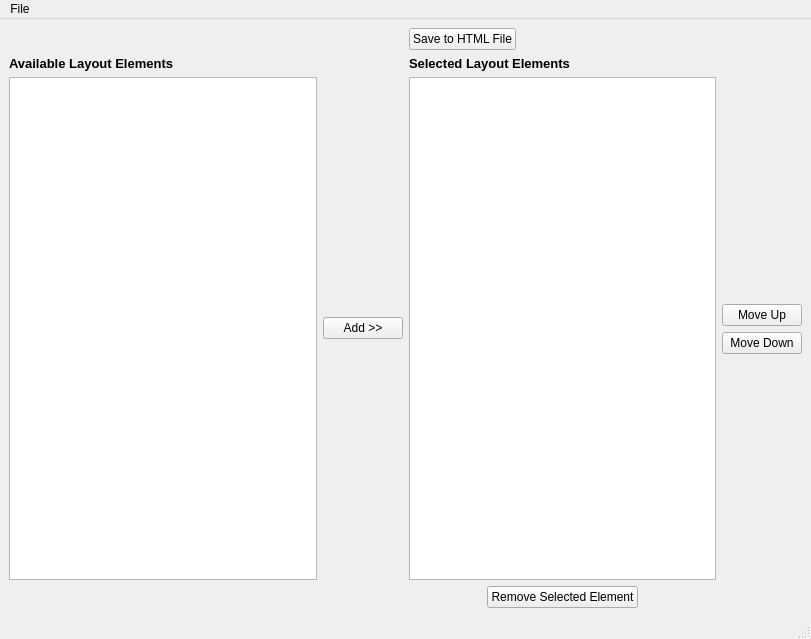
Old version of the form main_ui.ui in the repository turnkey-commerce/responsive-layout-creator.
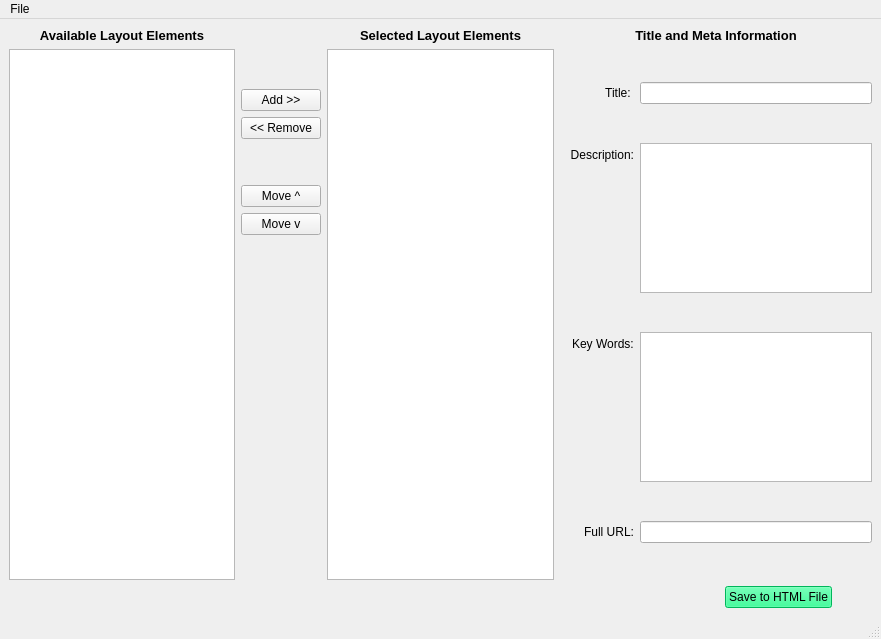
New version of the form.

Commit message: Add substitution of inputs fields.

Patch:
```diff
--- a/main_ui.ui
+++ b/main_ui.ui
@@ -6,7 +6,7 @@
    <rect>
     <x>0</x>
     <y>0</y>
-    <width>811</width>
+    <width>881</width>
     <height>639</height>
    </rect>
   </property>
@@ -17,123 +17,7 @@
    <layout class="QVBoxLayout" name="verticalLayout_2">
     <item>
      <layout class="QGridLayout" name="gridLayout">
-      <item row="2" column="3">
-       <layout class="QVBoxLayout" name="verticalLayout_3">
-        <item>
-         <spacer name="verticalSpacer">
-          <property name="orientation">
-           <enum>Qt::Vertical</enum>
-          </property>
-          <property name="sizeHint" stdset="0">
-           <size>
-            <width>20</width>
-            <height>40</height>
-           </size>
-          </property>
-         </spacer>
-        </item>
-        <item>
-         <widget class="QPushButton" name="buttonMoveUp">
-          <property name="text">
-           <string>Move Up</string>
-          </property>
-         </widget>
-        </item>
-        <item>
-         <widget class="QPushButton" name="buttonMoveDown">
-          <property name="text">
-           <string>Move Down</string>
-          </property>
-         </widget>
-        </item>
-        <item>
-         <spacer name="verticalSpacer_2">
-          <property name="orientation">
-           <enum>Qt::Vertical</enum>
-          </property>
-          <property name="sizeHint" stdset="0">
-           <size>
-            <width>20</width>
-            <height>40</height>
-           </size>
-          </property>
-         </spacer>
-        </item>
-       </layout>
-      </item>
-      <item row="3" column="2">
-       <layout class="QHBoxLayout" name="horizontalLayout_4">
-        <item>
-         <spacer name="horizontalSpacer_3">
-          <property name="orientation">
-           <enum>Qt::Horizontal</enum>
-          </property>
-          <property name="sizeHint" stdset="0">
-           <size>
-            <width>40</width>
-            <height>20</height>
-           </size>
-          </property>
-         </spacer>
-        </item>
-        <item>
-         <widget class="QPushButton" name="buttonRemoveSelected">
-          <property name="text">
-           <string>Remove Selected Element</string>
-          </property>
-         </widget>
-        </item>
-        <item>
-         <spacer name="horizontalSpacer_2">
-          <property name="orientation">
-           <enum>Qt::Horizontal</enum>
-          </property>
-          <property name="sizeHint" stdset="0">
-           <size>
-            <width>40</width>
-            <height>20</height>
-           </size>
-          </property>
-         </spacer>
-        </item>
-       </layout>
-      </item>
-      <item row="2" column="0">
-       <widget class="QListWidget" name="listWidgetAvailable">
-        <property name="minimumSize">
-         <size>
-          <width>250</width>
-          <height>400</height>
-         </size>
-        </property>
-       </widget>
-      </item>
-      <item row="2" column="1">
-       <layout class="QVBoxLayout" name="verticalLayout_4">
-        <item>
-         <widget class="QPushButton" name="buttonAdd">
-          <property name="text">
-           <string>Add &gt;&gt;</string>
-          </property>
-         </widget>
-        </item>
-       </layout>
-      </item>
-      <item row="1" column="2">
-       <widget class="QLabel" name="labelSelectedLayouts">
-        <property name="font">
-         <font>
-          <pointsize>10</pointsize>
-          <weight>75</weight>
-          <bold>true</bold>
-         </font>
-        </property>
-        <property name="text">
-         <string>Selected Layout Elements</string>
-        </property>
-       </widget>
-      </item>
-      <item row="1" column="0">
+      <item row="0" column="0">
        <widget class="QLabel" name="labelAvailableLayouts">
         <property name="font">
          <font>
@@ -145,41 +29,691 @@
         <property name="text">
          <string>Available Layout Elements</string>
         </property>
+        <property name="alignment">
+         <set>Qt::AlignCenter</set>
+        </property>
        </widget>
       </item>
       <item row="0" column="2">
-       <layout class="QHBoxLayout" name="horizontalLayout_5">
-        <item>
-         <widget class="QPushButton" name="buttonSaveHtmlFile">
-          <property name="text">
-           <string>Save to HTML File</string>
-          </property>
-         </widget>
-        </item>
-        <item>
-         <spacer name="horizontalSpacer_4">
-          <property name="orientation">
-           <enum>Qt::Horizontal</enum>
-          </property>
-          <property name="sizeHint" stdset="0">
-           <size>
-            <width>40</width>
-            <height>20</height>
-           </size>
-          </property>
-         </spacer>
-        </item>
-       </layout>
+       <widget class="QLabel" name="labelSelectedLayouts">
+        <property name="font">
+         <font>
+          <pointsize>10</pointsize>
+          <weight>75</weight>
+          <bold>true</bold>
+         </font>
+        </property>
+        <property name="text">
+         <string>Selected Layout Elements</string>
+        </property>
+        <property name="alignment">
+         <set>Qt::AlignCenter</set>
+        </property>
+       </widget>
       </item>
-      <item row="2" column="2">
+      <item row="1" column="0">
+       <widget class="QListWidget" name="listWidgetAvailable">
+        <property name="minimumSize">
+         <size>
+          <width>200</width>
+          <height>400</height>
+         </size>
+        </property>
+        <property name="maximumSize">
+         <size>
+          <width>250</width>
+          <height>16777215</height>
+         </size>
+        </property>
+       </widget>
+      </item>
+      <item row="1" column="2">
        <widget class="QListWidget" name="listWidgetSelected">
         <property name="minimumSize">
          <size>
-          <width>250</width>
+          <width>200</width>
           <height>400</height>
          </size>
         </property>
+        <property name="maximumSize">
+         <size>
+          <width>250</width>
+          <height>16777215</height>
+         </size>
+        </property>
        </widget>
+      </item>
+      <item row="1" column="1">
+       <layout class="QVBoxLayout" name="verticalLayout_4">
+        <item>
+         <spacer name="verticalSpacer_3">
+          <property name="orientation">
+           <enum>Qt::Vertical</enum>
+          </property>
+          <property name="sizeType">
+           <enum>QSizePolicy::Fixed</enum>
+          </property>
+          <property name="sizeHint" stdset="0">
+           <size>
+            <width>20</width>
+            <height>40</height>
+           </size>
+          </property>
+         </spacer>
+        </item>
+        <item>
+         <widget class="QPushButton" name="buttonAdd">
+          <property name="text">
+           <string>Add &gt;&gt;</string>
+          </property>
+         </widget>
+        </item>
+        <item>
+         <widget class="QPushButton" name="buttonRemoveSelected">
+          <property name="text">
+           <string>&lt;&lt; Remove</string>
+          </property>
+         </widget>
+        </item>
+        <item>
+         <spacer name="verticalSpacer_2">
+          <property name="orientation">
+           <enum>Qt::Vertical</enum>
+          </property>
+          <property name="sizeType">
+           <enum>QSizePolicy::Fixed</enum>
+          </property>
+          <property name="sizeHint" stdset="0">
+           <size>
+            <width>20</width>
+            <height>40</height>
+           </size>
+          </property>
+         </spacer>
+        </item>
+        <item>
+         <widget class="QPushButton" name="buttonMoveUp">
+          <property name="text">
+           <string>Move ^</string>
+          </property>
+         </widget>
+        </item>
+        <item>
+         <widget class="QPushButton" name="buttonMoveDown">
+          <property name="text">
+           <string>Move v</string>
+          </property>
+         </widget>
+        </item>
+        <item>
+         <spacer name="verticalSpacer">
+          <property name="orientation">
+           <enum>Qt::Vertical</enum>
+          </property>
+          <property name="sizeHint" stdset="0">
+           <size>
+            <width>20</width>
+            <height>40</height>
+           </size>
+          </property>
+         </spacer>
+        </item>
+       </layout>
+      </item>
+      <item row="0" column="3">
+       <widget class="QLabel" name="labelTitleAndMeta">
+        <property name="font">
+         <font>
+          <pointsize>10</pointsize>
+          <weight>75</weight>
+          <bold>true</bold>
+         </font>
+        </property>
+        <property name="text">
+         <string>Title and Meta Information</string>
+        </property>
+        <property name="alignment">
+         <set>Qt::AlignCenter</set>
+        </property>
+       </widget>
+      </item>
+      <item row="1" column="3">
+       <layout class="QFormLayout" name="formLayout">
+        <property name="fieldGrowthPolicy">
+         <enum>QFormLayout::AllNonFixedFieldsGrow</enum>
+        </property>
+        <property name="labelAlignment">
+         <set>Qt::AlignRight|Qt::AlignTrailing|Qt::AlignVCenter</set>
+        </property>
+        <property name="leftMargin">
+         <number>10</number>
+        </property>
+        <item row="0" column="0">
+         <widget class="QLabel" name="labelTitle">
+          <property name="text">
+           <string>Title: </string>
+          </property>
+          <property name="alignment">
+           <set>Qt::AlignRight|Qt::AlignTrailing|Qt::AlignVCenter</set>
+          </property>
+         </widget>
+        </item>
+        <item row="0" column="1">
+         <widget class="QLineEdit" name="editTitle">
+          <property name="minimumSize">
+           <size>
+            <width>200</width>
+            <height>0</height>
+           </size>
+          </property>
+         </widget>
+        </item>
+        <item row="1" column="0">
+         <widget class="QLabel" name="labelDescription">
+          <property name="text">
+           <string>Description:</string>
+          </property>
+          <property name="alignment">
+           <set>Qt::AlignRight|Qt::AlignTrailing|Qt::AlignVCenter</set>
+          </property>
+         </widget>
+        </item>
+        <item row="1" column="1">
+         <widget class="QTextEdit" name="editDescription">
+          <property name="maximumSize">
+           <size>
+            <width>16777215</width>
+            <height>150</height>
+           </size>
+          </property>
+         </widget>
+        </item>
+        <item row="2" column="0">
+         <widget class="QLabel" name="labelKeyWords">
+          <property name="text">
+           <string>Key Words:</string>
+          </property>
+         </widget>
+        </item>
+        <item row="2" column="1">
+         <widget class="QTextEdit" name="editKeyWords">
+          <property name="maximumSize">
+           <size>
+            <width>16777215</width>
+            <height>150</height>
+           </size>
+          </property>
+         </widget>
+        </item>
+        <item row="3" column="0">
+         <widget class="QLabel" name="labelFullUrl">
+          <property name="text">
+           <string>Full URL:</string>
+          </property>
+          <property name="alignment">
+           <set>Qt::AlignRight|Qt::AlignTrailing|Qt::AlignVCenter</set>
+          </property>
+         </widget>
+        </item>
+        <item row="3" column="1">
+         <widget class="QLineEdit" name="editFullUrl"/>
+        </item>
+       </layout>
+      </item>
+     </layout>
+    </item>
+    <item>
+     <layout class="QHBoxLayout" name="horizontalLayout">
+      <item>
+       <spacer name="horizontalSpacer">
+        <property name="orientation">
+         <enum>Qt::Horizontal</enum>
+        </property>
+        <property name="sizeHint" stdset="0">
+         <size>
+          <width>40</width>
+          <height>20</height>
+         </size>
+        </property>
+       </spacer>
+      </item>
+      <item>
+       <widget class="QPushButton" name="buttonSaveHtmlFile">
+        <property name="palette">
+         <palette>
+          <active>
+           <colorrole role="WindowText">
+            <brush brushstyle="SolidPattern">
+             <color alpha="255">
+              <red>0</red>
+              <green>0</green>
+              <blue>0</blue>
+             </color>
+            </brush>
+           </colorrole>
+           <colorrole role="Button">
+            <brush brushstyle="SolidPattern">
+             <color alpha="255">
+              <red>0</red>
+              <green>255</green>
+              <blue>127</blue>
+             </color>
+            </brush>
+           </colorrole>
+           <colorrole role="Light">
+            <brush brushstyle="SolidPattern">
+             <color alpha="255">
+              <red>127</red>
+              <green>255</green>
+              <blue>191</blue>
+             </color>
+            </brush>
+           </colorrole>
+           <colorrole role="Midlight">
+            <brush brushstyle="SolidPattern">
+             <color alpha="255">
+              <red>63</red>
+              <green>255</green>
+              <blue>159</blue>
+             </color>
+            </brush>
+           </colorrole>
+           <colorrole role="Dark">
+            <brush brushstyle="SolidPattern">
+             <color alpha="255">
+              <red>0</red>
+              <green>127</green>
+              <blue>63</blue>
+             </color>
+            </brush>
+           </colorrole>
+           <colorrole role="Mid">
+            <brush brushstyle="SolidPattern">
+             <color alpha="255">
+              <red>0</red>
+              <green>170</green>
+              <blue>84</blue>
+             </color>
+            </brush>
+           </colorrole>
+           <colorrole role="Text">
+            <brush brushstyle="SolidPattern">
+             <color alpha="255">
+              <red>0</red>
+              <green>0</green>
+              <blue>0</blue>
+             </color>
+            </brush>
+           </colorrole>
+           <colorrole role="BrightText">
+            <brush brushstyle="SolidPattern">
+             <color alpha="255">
+              <red>255</red>
+              <green>255</green>
+              <blue>255</blue>
+             </color>
+            </brush>
+           </colorrole>
+           <colorrole role="ButtonText">
+            <brush brushstyle="SolidPattern">
+             <color alpha="255">
+              <red>0</red>
+              <green>0</green>
+              <blue>0</blue>
+             </color>
+            </brush>
+           </colorrole>
+           <colorrole role="Base">
+            <brush brushstyle="SolidPattern">
+             <color alpha="255">
+              <red>255</red>
+              <green>255</green>
+              <blue>255</blue>
+             </color>
+            </brush>
+           </colorrole>
+           <colorrole role="Window">
+            <brush brushstyle="SolidPattern">
+             <color alpha="255">
+              <red>0</red>
+              <green>255</green>
+              <blue>127</blue>
+             </color>
+            </brush>
+           </colorrole>
+           <colorrole role="Shadow">
+            <brush brushstyle="SolidPattern">
+             <color alpha="255">
+              <red>0</red>
+              <green>0</green>
+              <blue>0</blue>
+             </color>
+            </brush>
+           </colorrole>
+           <colorrole role="AlternateBase">
+            <brush brushstyle="SolidPattern">
+             <color alpha="255">
+              <red>127</red>
+              <green>255</green>
+              <blue>191</blue>
+             </color>
+            </brush>
+           </colorrole>
+           <colorrole role="ToolTipBase">
+            <brush brushstyle="SolidPattern">
+             <color alpha="255">
+              <red>255</red>
+              <green>255</green>
+              <blue>220</blue>
+             </color>
+            </brush>
+           </colorrole>
+           <colorrole role="ToolTipText">
+            <brush brushstyle="SolidPattern">
+             <color alpha="255">
+              <red>0</red>
+              <green>0</green>
+              <blue>0</blue>
+             </color>
+            </brush>
+           </colorrole>
+          </active>
+          <inactive>
+           <colorrole role="WindowText">
+            <brush brushstyle="SolidPattern">
+             <color alpha="255">
+              <red>0</red>
+              <green>0</green>
+              <blue>0</blue>
+             </color>
+            </brush>
+           </colorrole>
+           <colorrole role="Button">
+            <brush brushstyle="SolidPattern">
+             <color alpha="255">
+              <red>0</red>
+              <green>255</green>
+              <blue>127</blue>
+             </color>
+            </brush>
+           </colorrole>
+           <colorrole role="Light">
+            <brush brushstyle="SolidPattern">
+             <color alpha="255">
+              <red>127</red>
+              <green>255</green>
+              <blue>191</blue>
+             </color>
+            </brush>
+           </colorrole>
+           <colorrole role="Midlight">
+            <brush brushstyle="SolidPattern">
+             <color alpha="255">
+              <red>63</red>
+              <green>255</green>
+              <blue>159</blue>
+             </color>
+            </brush>
+           </colorrole>
+           <colorrole role="Dark">
+            <brush brushstyle="SolidPattern">
+             <color alpha="255">
+              <red>0</red>
+              <green>127</green>
+              <blue>63</blue>
+             </color>
+            </brush>
+           </colorrole>
+           <colorrole role="Mid">
+            <brush brushstyle="SolidPattern">
+             <color alpha="255">
+              <red>0</red>
+              <green>170</green>
+              <blue>84</blue>
+             </color>
+            </brush>
+           </colorrole>
+           <colorrole role="Text">
+            <brush brushstyle="SolidPattern">
+             <color alpha="255">
+              <red>0</red>
+              <green>0</green>
+              <blue>0</blue>
+             </color>
+            </brush>
+           </colorrole>
+           <colorrole role="BrightText">
+            <brush brushstyle="SolidPattern">
+             <color alpha="255">
+              <red>255</red>
+              <green>255</green>
+              <blue>255</blue>
+             </color>
+            </brush>
+           </colorrole>
+           <colorrole role="ButtonText">
+            <brush brushstyle="SolidPattern">
+             <color alpha="255">
+              <red>0</red>
+              <green>0</green>
+              <blue>0</blue>
+             </color>
+            </brush>
+           </colorrole>
+           <colorrole role="Base">
+            <brush brushstyle="SolidPattern">
+             <color alpha="255">
+              <red>255</red>
+              <green>255</green>
+              <blue>255</blue>
+             </color>
+            </brush>
+           </colorrole>
+           <colorrole role="Window">
+            <brush brushstyle="SolidPattern">
+             <color alpha="255">
+              <red>0</red>
+              <green>255</green>
+              <blue>127</blue>
+             </color>
+            </brush>
+           </colorrole>
+           <colorrole role="Shadow">
+            <brush brushstyle="SolidPattern">
+             <color alpha="255">
+              <red>0</red>
+              <green>0</green>
+              <blue>0</blue>
+             </color>
+            </brush>
+           </colorrole>
+           <colorrole role="AlternateBase">
+            <brush brushstyle="SolidPattern">
+             <color alpha="255">
+              <red>127</red>
+              <green>255</green>
+              <blue>191</blue>
+             </color>
+            </brush>
+           </colorrole>
+           <colorrole role="ToolTipBase">
+            <brush brushstyle="SolidPattern">
+             <color alpha="255">
+              <red>255</red>
+              <green>255</green>
+              <blue>220</blue>
+             </color>
+            </brush>
+           </colorrole>
+           <colorrole role="ToolTipText">
+            <brush brushstyle="SolidPattern">
+             <color alpha="255">
+              <red>0</red>
+              <green>0</green>
+              <blue>0</blue>
+             </color>
+            </brush>
+           </colorrole>
+          </inactive>
+          <disabled>
+           <colorrole role="WindowText">
+            <brush brushstyle="SolidPattern">
+             <color alpha="255">
+              <red>0</red>
+              <green>127</green>
+              <blue>63</blue>
+             </color>
+            </brush>
+           </colorrole>
+           <colorrole role="Button">
+            <brush brushstyle="SolidPattern">
+             <color alpha="255">
+              <red>0</red>
+              <green>255</green>
+              <blue>127</blue>
+             </color>
+            </brush>
+           </colorrole>
+           <colorrole role="Light">
+            <brush brushstyle="SolidPattern">
+             <color alpha="255">
+              <red>127</red>
+              <green>255</green>
+              <blue>191</blue>
+             </color>
+            </brush>
+           </colorrole>
+           <colorrole role="Midlight">
+            <brush brushstyle="SolidPattern">
+             <color alpha="255">
+              <red>63</red>
+              <green>255</green>
+              <blue>159</blue>
+             </color>
+            </brush>
+           </colorrole>
+           <colorrole role="Dark">
+            <brush brushstyle="SolidPattern">
+             <color alpha="255">
+              <red>0</red>
+              <green>127</green>
+              <blue>63</blue>
+             </color>
+            </brush>
+           </colorrole>
+           <colorrole role="Mid">
+            <brush brushstyle="SolidPattern">
+             <color alpha="255">
+              <red>0</red>
+              <green>170</green>
+              <blue>84</blue>
+             </color>
+            </brush>
+           </colorrole>
+           <colorrole role="Text">
+            <brush brushstyle="SolidPattern">
+             <color alpha="255">
+              <red>0</red>
+              <green>127</green>
+              <blue>63</blue>
+             </color>
+            </brush>
+           </colorrole>
+           <colorrole role="BrightText">
+            <brush brushstyle="SolidPattern">
+             <color alpha="255">
+              <red>255</red>
+              <green>255</green>
+              <blue>255</blue>
+             </color>
+            </brush>
+           </colorrole>
+           <colorrole role="ButtonText">
+            <brush brushstyle="SolidPattern">
+             <color alpha="255">
+              <red>0</red>
+              <green>127</green>
+              <blue>63</blue>
+             </color>
+            </brush>
+           </colorrole>
+           <colorrole role="Base">
+            <brush brushstyle="SolidPattern">
+             <color alpha="255">
+              <red>0</red>
+              <green>255</green>
+              <blue>127</blue>
+             </color>
+            </brush>
+           </colorrole>
+           <colorrole role="Window">
+            <brush brushstyle="SolidPattern">
+             <color alpha="255">
+              <red>0</red>
+              <green>255</green>
+              <blue>127</blue>
+             </color>
+            </brush>
+           </colorrole>
+           <colorrole role="Shadow">
+            <brush brushstyle="SolidPattern">
+             <color alpha="255">
+              <red>0</red>
+              <green>0</green>
+              <blue>0</blue>
+             </color>
+            </brush>
+           </colorrole>
+           <colorrole role="AlternateBase">
+            <brush brushstyle="SolidPattern">
+             <color alpha="255">
+              <red>0</red>
+              <green>255</green>
+              <blue>127</blue>
+             </color>
+            </brush>
+           </colorrole>
+           <colorrole role="ToolTipBase">
+            <brush brushstyle="SolidPattern">
+             <color alpha="255">
+              <red>255</red>
+              <green>255</green>
+              <blue>220</blue>
+             </color>
+            </brush>
+           </colorrole>
+           <colorrole role="ToolTipText">
+            <brush brushstyle="SolidPattern">
+             <color alpha="255">
+              <red>0</red>
+              <green>0</green>
+              <blue>0</blue>
+             </color>
+            </brush>
+           </colorrole>
+          </disabled>
+         </palette>
+        </property>
+        <property name="text">
+         <string>Save to HTML File</string>
+        </property>
+       </widget>
+      </item>
+      <item>
+       <spacer name="horizontalSpacer_2">
+        <property name="orientation">
+         <enum>Qt::Horizontal</enum>
+        </property>
+        <property name="sizeType">
+         <enum>QSizePolicy::Fixed</enum>
+        </property>
+        <property name="sizeHint" stdset="0">
+         <size>
+          <width>40</width>
+          <height>10</height>
+         </size>
+        </property>
+       </spacer>
       </item>
      </layout>
     </item>
@@ -190,7 +724,7 @@
     <rect>
      <x>0</x>
      <y>0</y>
-     <width>811</width>
+     <width>881</width>
      <height>21</height>
     </rect>
    </property>
```
The commit also changes 5 other files.
